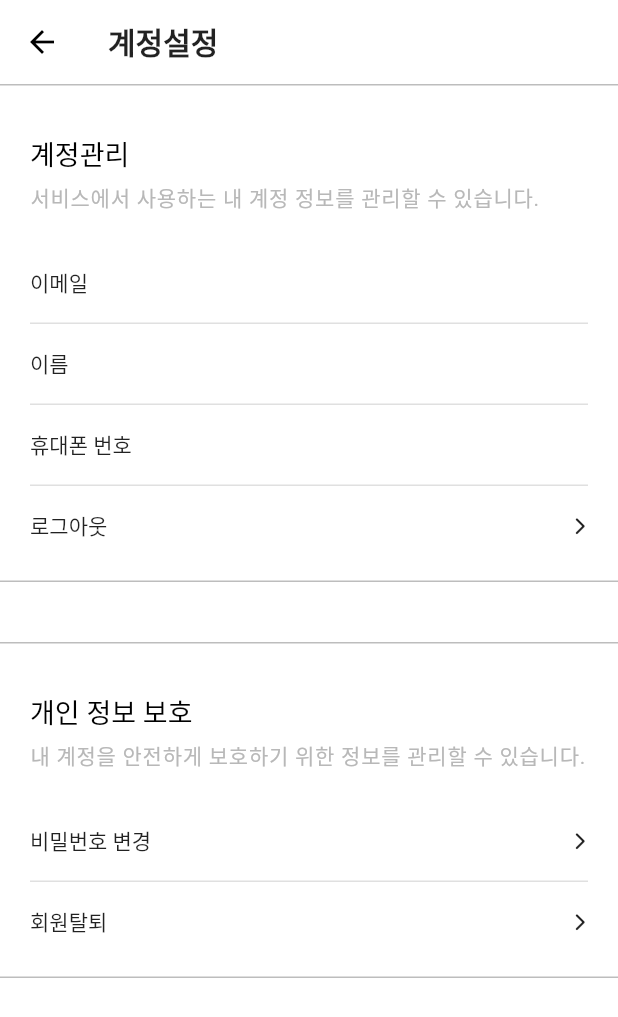
After one commit to MadMax-Team/honbap_signal_flutter, a Flutter app: the UserAccountSettingScreen screen opened directly, on a phone screen of 412 x 824 dp. The commit adds this screen. Shown: the top 1017 px of the screen. Run offline on Flutter 3.47's test engine with Material 2 defaults, Android fonts, the phone set to English and light mode, and no system bars; our stand-ins replace bloc, bloc_concurrency, equatable, firebase_core, firebase_messaging, flutter_bloc and 10 more; missing offline and left inert: kakao_flutter_sdk_user; accounts and stored records are empty; Roboto replaces fonts that are missing (Pretendard); project files that could hold a hidden picture were left out.

Commit message:
implement user account setting screen

```diff
--- a/lib/screens/mypage/mypage_screen.dart
+++ b/lib/screens/mypage/mypage_screen.dart
@@ -135,9 +135,13 @@ class MyPageScreen extends StatelessWidget {
                             ),
                           ),
                           Gaps.v7,
-                          const MyPageRoundButton(
-                            isTransparent: true,
-                            text: '계정관리',
+                          GestureDetector(
+                            onTap: () =>
+                                PushNewScreen.openUserAccount(context: context),
+                            child: const MyPageRoundButton(
+                              isTransparent: true,
+                              text: '계정관리',
+                            ),
                           ),
                         ],
                       ),
--- /dev/null
+++ b/lib/screens/mypage/user_account_setting/user_account_setting_screen.dart
@@ -0,0 +1,81 @@
+import 'package:flutter/material.dart';
+import 'package:flutter_bloc/flutter_bloc.dart';
+import 'package:honbap_signal_flutter/constants/gaps.dart';
+import 'package:honbap_signal_flutter/cubit/user_cubit.dart';
+import 'package:honbap_signal_flutter/screens/mypage/user_account_setting/widgets/user_account_setting_button.dart';
+import 'package:honbap_signal_flutter/screens/mypage/user_account_setting/widgets/user_account_setting_section.dart';
+
+class UserAccountSettingScreen extends StatelessWidget {
+  const UserAccountSettingScreen({super.key});
+
+  @override
+  Widget build(BuildContext context) {
+    return Scaffold(
+      appBar: AppBar(
+        title: Text(
+          '계정설정',
+          style: Theme.of(context).textTheme.titleMedium,
+        ),
+        elevation: 0,
+        centerTitle: false,
+        foregroundColor: Colors.black,
+        backgroundColor: Colors.white,
+      ),
+      body: ListView(
+        children: [
+          UserAccountSettingSection(
+            title: '계정관리',
+            text: '서비스에서 사용하는 내 계정 정보를 관리할 수 있습니다.',
+            children: [
+              UserAccountSettingButton(
+                title: '이메일',
+                value: context.read<UserCubit>().state.user?.email ?? '',
+              ),
+              UserAccountSettingButton(
+                title: '이름',
+                value: context.read<UserCubit>().state.user?.userName ?? '',
+              ),
+              UserAccountSettingButton(
+                title: '휴대폰 번호',
+                value: context
+                        .read<UserCubit>()
+                        .state
+                        .user
+                        ?.phoneNum
+                        ?.replaceAllMapped(RegExp(r'(\d{3})(\d{3,4})(\d{4})'),
+                            (m) => '${m[1]}-${m[2]}-${m[3]}') ??
+                    '',
+              ),
+              UserAccountSettingButton(
+                title: '로그아웃',
+                onTap: () {
+                  print('onclick');
+                },
+              ),
+            ],
+          ),
+          Gaps.v40,
+          UserAccountSettingSection(
+            title: '개인 정보 보호',
+            text: '내 계정을 안전하게 보호하기 위한 정보를 관리할 수 있습니다.',
+            children: [
+              UserAccountSettingButton(
+                title: '비밀번호 변경',
+                onTap: () {
+                  print('onclick');
+                },
+              ),
+              UserAccountSettingButton(
+                title: '회원탈퇴',
+                onTap: () {
+                  print('onclick');
+                },
+              ),
+            ],
+          ),
+          Gaps.v32,
+        ],
+      ),
+    );
+  }
+}
--- /dev/null
+++ b/lib/screens/mypage/user_account_setting/widgets/user_account_setting_button.dart
@@ -0,0 +1,52 @@
+import 'package:flutter/material.dart';
+import 'package:font_awesome_flutter/font_awesome_flutter.dart';
+import 'package:honbap_signal_flutter/constants/sizes.dart';
+
+class UserAccountSettingButton extends StatelessWidget {
+  final String title;
+  final String? value;
+  final Function()? onTap;
+
+  const UserAccountSettingButton({
+    super.key,
+    required this.title,
+    this.value,
+    this.onTap,
+  });
+
+  @override
+  Widget build(BuildContext context) {
+    return GestureDetector(
+      onTap: onTap,
+      behavior: HitTestBehavior.translucent,
+      child: Padding(
+        padding: const EdgeInsets.symmetric(vertical: Sizes.size16),
+        child: Row(
+          children: [
+            Expanded(
+              child: Row(
+                mainAxisAlignment: MainAxisAlignment.spaceBetween,
+                children: [
+                  Text(title),
+                  if (value != null)
+                    Text(
+                      value!,
+                      style: TextStyle(color: Colors.grey.shade700),
+                    ),
+                ],
+              ),
+            ),
+            if (onTap != null)
+              const Padding(
+                padding: EdgeInsets.only(left: Sizes.size16),
+                child: Icon(
+                  FontAwesomeIcons.chevronRight,
+                  size: Sizes.size12,
+                ),
+              ),
+          ],
+        ),
+      ),
+    );
+  }
+}
--- /dev/null
+++ b/lib/screens/mypage/user_account_setting/widgets/user_account_setting_section.dart
@@ -0,0 +1,62 @@
+import 'package:flutter/material.dart';
+import 'package:honbap_signal_flutter/constants/gaps.dart';
+import 'package:honbap_signal_flutter/constants/sizes.dart';
+
+class UserAccountSettingSection extends StatelessWidget {
+  final String title;
+  final String text;
+  final List<Widget> children;
+
+  const UserAccountSettingSection({
+    super.key,
+    required this.title,
+    required this.text,
+    required this.children,
+  });
+
+  @override
+  Widget build(BuildContext context) {
+    return Container(
+      decoration: BoxDecoration(
+        border: Border.symmetric(
+          horizontal: BorderSide(
+            width: Sizes.size1,
+            color: Colors.grey.shade400,
+          ),
+        ),
+      ),
+      child: Padding(
+        padding: const EdgeInsets.only(
+          top: Sizes.size32,
+          right: Sizes.size20,
+          left: Sizes.size20,
+          bottom: Sizes.size10,
+        ),
+        child: Column(
+          crossAxisAlignment: CrossAxisAlignment.start,
+          children: [
+            Text(
+              title,
+              style: Theme.of(context).textTheme.headlineMedium,
+            ),
+            Gaps.v5,
+            Text(
+              text,
+              style: Theme.of(context).textTheme.labelSmall,
+            ),
+            Gaps.v20,
+            ListView.separated(
+              shrinkWrap: true,
+              itemBuilder: (context, index) => children[index],
+              separatorBuilder: (context, index) => Container(
+                height: Sizes.size1,
+                color: Colors.grey.shade300,
+              ),
+              itemCount: children.length,
+            ),
+          ],
+        ),
+      ),
+    );
+  }
+}
--- a/lib/tools/push_new_screen.dart
+++ b/lib/tools/push_new_screen.dart
@@ -7,6 +7,7 @@ import 'package:honbap_signal_flutter/repository/honbab/chat/chat_room_repositor
 import 'package:honbap_signal_flutter/repository/honbab/user/user_profile_repository.dart';
 import 'package:honbap_signal_flutter/screens/chats/chat_room_screen.dart';
 import 'package:honbap_signal_flutter/screens/common/user_profile_setting/user_profile_setting_screen.dart';
+import 'package:honbap_signal_flutter/screens/mypage/user_account_setting/user_account_setting_screen.dart';
 
 class PushNewScreen {
   static Route _createRoute(Widget widget) {
@@ -73,4 +74,13 @@ class PushNewScreen {
       ),
     );
   }
+
+  static void openUserAccount({
+    required dynamic context,
+  }) {
+    Navigator.push(
+      context,
+      _createRoute(const UserAccountSettingScreen()),
+    );
+  }
 }
```
